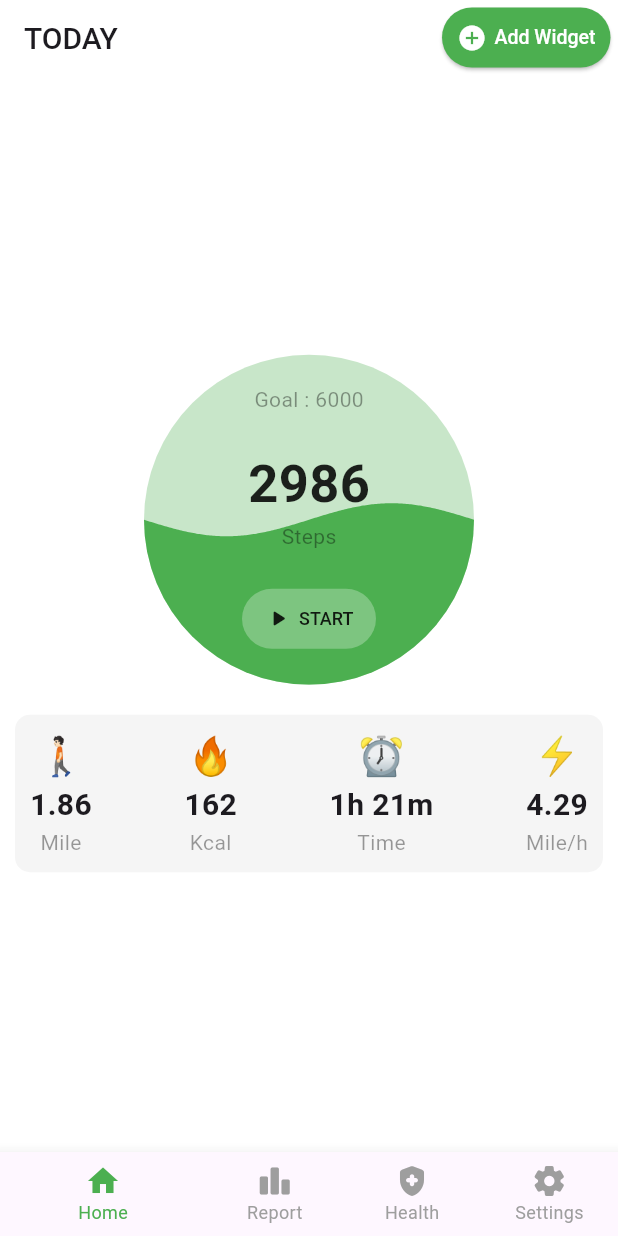
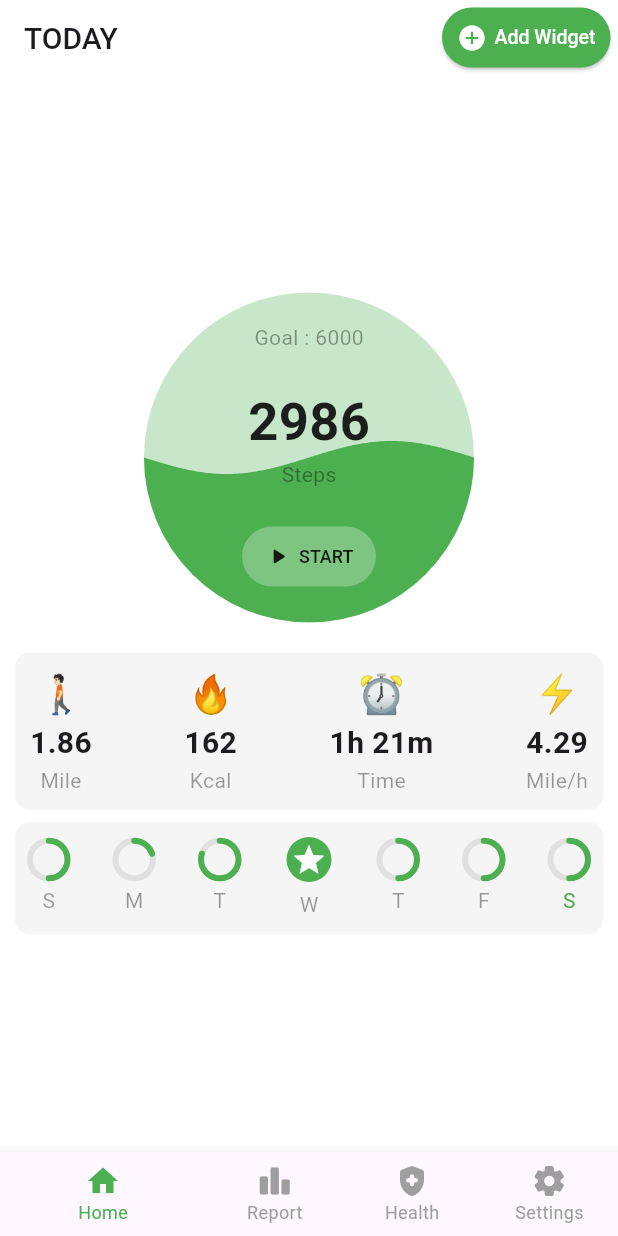
Before and after one commit to joharkhan99/healthtrack, a Flutter app: the screen it shows after launch, on a phone screen of 412 x 824 dp. Run offline on Flutter 3.47's test engine with Material 3 defaults, Android fonts, the phone set to English and light mode, and no system bars; our stand-ins replace liquid_progress_indicator_v2.

Commit message:
added weekday stats

```diff
--- a/lib/src/screens/pedometer_home_screen.dart
+++ b/lib/src/screens/pedometer_home_screen.dart
@@ -3,6 +3,7 @@ import 'package:healthtrack/src/widgets/pedometer_appbar.dart';
 import 'package:healthtrack/src/widgets/pedometer_bottom_navigation.dart';
 import 'package:healthtrack/src/widgets/pedometer_liquid_progress.dart';
 import 'package:healthtrack/src/widgets/pedometer_statsbar.dart';
+import 'package:healthtrack/src/widgets/pedometer_weekday_stats.dart';
 
 class HomeScreen extends StatelessWidget {
   const HomeScreen({super.key});
@@ -23,6 +24,8 @@ class HomeScreen extends StatelessWidget {
               PedometerLiquidProgress(),
               SizedBox(height: 20),
               PedometerStatsbar(),
+              SizedBox(height: 8),
+              PedometerWeekdayStats(),
             ],
           ),
         ),
--- /dev/null
+++ b/lib/src/widgets/pedometer_weekday_stats.dart
@@ -0,0 +1,187 @@
+import 'package:flutter/material.dart';
+
+class PedometerWeekdayStats extends StatelessWidget {
+  const PedometerWeekdayStats({super.key});
+
+  @override
+  Widget build(BuildContext context) {
+    return Container(
+      decoration: BoxDecoration(
+        borderRadius: BorderRadius.circular(10),
+        color: Colors.grey.shade100,
+      ),
+      padding: const EdgeInsets.all(10),
+      child: Row(
+        crossAxisAlignment: CrossAxisAlignment.center,
+        mainAxisAlignment: MainAxisAlignment.spaceBetween,
+        children: [
+          Column(
+            children: [
+              SizedBox(
+                width: 25,
+                height: 25,
+                child: CircularProgressIndicator(
+                  strokeCap: StrokeCap.round,
+                  value: 0.5,
+                  backgroundColor: Colors.grey.shade300,
+                  valueColor: AlwaysStoppedAnimation<Color>(Theme.of(context).primaryColor),
+                ),
+              ),
+              const SizedBox(height: 5),
+              const Text(
+                "S",
+                style: TextStyle(
+                  color: Color.fromARGB(100, 0, 0, 0),
+                  fontSize: 14,
+                  fontWeight: FontWeight.w400,
+                ),
+              ),
+            ],
+          ),
+          Column(
+            children: [
+              SizedBox(
+                width: 25,
+                height: 25,
+                child: CircularProgressIndicator(
+                  strokeCap: StrokeCap.round,
+                  value: 0.2,
+                  backgroundColor: Colors.grey.shade300,
+                  valueColor: AlwaysStoppedAnimation<Color>(Theme.of(context).primaryColor),
+                ),
+              ),
+              const SizedBox(height: 5),
+              const Text(
+                "M",
+                style: TextStyle(
+                  color: Color.fromARGB(100, 0, 0, 0),
+                  fontSize: 14,
+                  fontWeight: FontWeight.w400,
+                ),
+              ),
+            ],
+          ),
+          Column(
+            children: [
+              SizedBox(
+                width: 25,
+                height: 25,
+                child: CircularProgressIndicator(
+                  strokeCap: StrokeCap.round,
+                  value: 0.8,
+                  backgroundColor: Colors.grey.shade300,
+                  valueColor: AlwaysStoppedAnimation<Color>(Theme.of(context).primaryColor),
+                ),
+              ),
+              const SizedBox(height: 5),
+              const Text(
+                "T",
+                style: TextStyle(
+                  color: Color.fromARGB(100, 0, 0, 0),
+                  fontSize: 14,
+                  fontWeight: FontWeight.w400,
+                ),
+              ),
+            ],
+          ),
+          Column(
+            children: [
+              SizedBox(
+                width: 30,
+                height: 30,
+                child: Container(
+                  decoration: BoxDecoration(
+                    color: Theme.of(context).primaryColor,
+                    borderRadius: BorderRadius.circular(50),
+                  ),
+                  child: const Icon(
+                    Icons.star,
+                    color: Colors.white,
+                  ),
+                ),
+              ),
+              const SizedBox(height: 5),
+              const Text(
+                "W",
+                style: TextStyle(
+                  color: Color.fromARGB(100, 0, 0, 0),
+                  fontSize: 14,
+                  fontWeight: FontWeight.w400,
+                ),
+              ),
+            ],
+          ),
+          Column(
+            children: [
+              SizedBox(
+                width: 25,
+                height: 25,
+                child: CircularProgressIndicator(
+                  strokeCap: StrokeCap.round,
+                  value: 0.5,
+                  backgroundColor: Colors.grey.shade300,
+                  valueColor: AlwaysStoppedAnimation<Color>(Theme.of(context).primaryColor),
+                ),
+              ),
+              const SizedBox(height: 5),
+              const Text(
+                "T",
+                style: TextStyle(
+                  color: Color.fromARGB(100, 0, 0, 0),
+                  fontSize: 14,
+                  fontWeight: FontWeight.w400,
+                ),
+              ),
+            ],
+          ),
+          Column(
+            children: [
+              SizedBox(
+                width: 25,
+                height: 25,
+                child: CircularProgressIndicator(
+                  strokeCap: StrokeCap.round,
+                  value: 0.5,
+                  backgroundColor: Colors.grey.shade300,
+                  valueColor: AlwaysStoppedAnimation<Color>(Theme.of(context).primaryColor),
+                ),
+              ),
+              const SizedBox(height: 5),
+              const Text(
+                "F",
+                style: TextStyle(
+                  color: Color.fromARGB(100, 0, 0, 0),
+                  fontSize: 14,
+                  fontWeight: FontWeight.w400,
+                ),
+              ),
+            ],
+          ),
+          Column(
+            children: [
+              SizedBox(
+                width: 25,
+                height: 25,
+                child: CircularProgressIndicator(
+                  strokeCap: StrokeCap.round,
+                  value: 0.5,
+                  backgroundColor: Colors.grey.shade300,
+                  valueColor: AlwaysStoppedAnimation<Color>(Theme.of(context).primaryColor),
+                ),
+              ),
+              const SizedBox(height: 5),
+              Text(
+                "S",
+                style: TextStyle(
+                  color: Theme.of(context).primaryColor,
+                  fontSize: 14,
+                  fontWeight: FontWeight.w400,
+                ),
+              ),
+            ],
+          ),
+        ],
+      ),
+    );
+  }
+}
```
